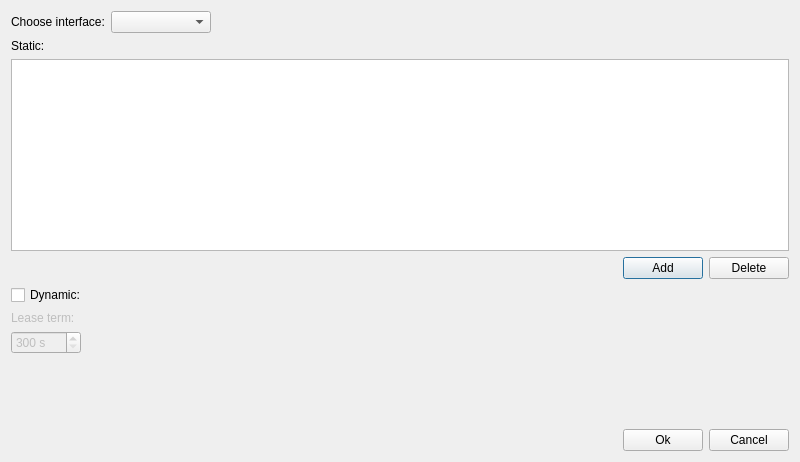
Vortm4x/netemul, file src/forms/dhcpserverproperty.ui: the form before one commit.
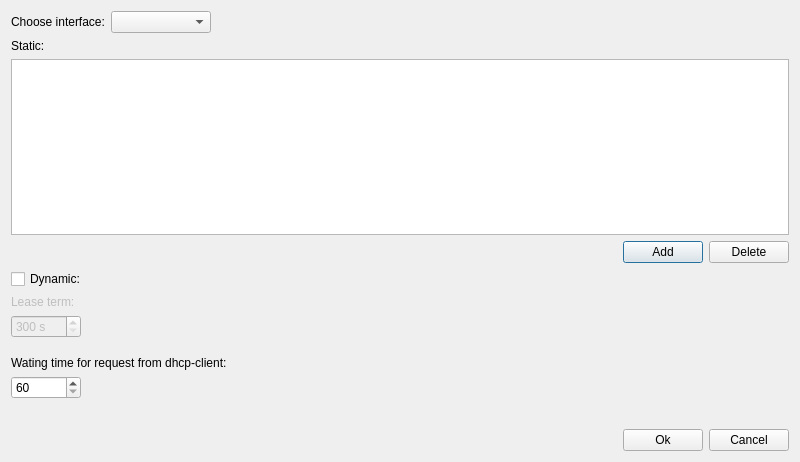
The form after the commit. Icons and pictures are not drawn. Custom widgets are drawn as their Qt base class.

Commit message: time and dhcp

Diff of the .ui file:
```diff
--- a/src/forms/dhcpserverproperty.ui
+++ b/src/forms/dhcpserverproperty.ui
@@ -236,6 +236,29 @@
      </item>
     </layout>
    </item>
+   <item>
+    <widget class="QLabel" name="label_2">
+     <property name="text">
+      <string>Wating time for request from dhcp-client:</string>
+     </property>
+    </widget>
+   </item>
+   <item>
+    <widget class="QSpinBox" name="sb_waitingTime">
+     <property name="maximumSize">
+      <size>
+       <width>70</width>
+       <height>16777215</height>
+      </size>
+     </property>
+     <property name="minimum">
+      <number>60</number>
+     </property>
+     <property name="maximum">
+      <number>300</number>
+     </property>
+    </widget>
+   </item>
    <item>
     <spacer name="verticalSpacer">
      <property name="orientation">
```
Left out of the diff: 16 changed lines with no effect on the pictures. The commit also changes 12 other files.
